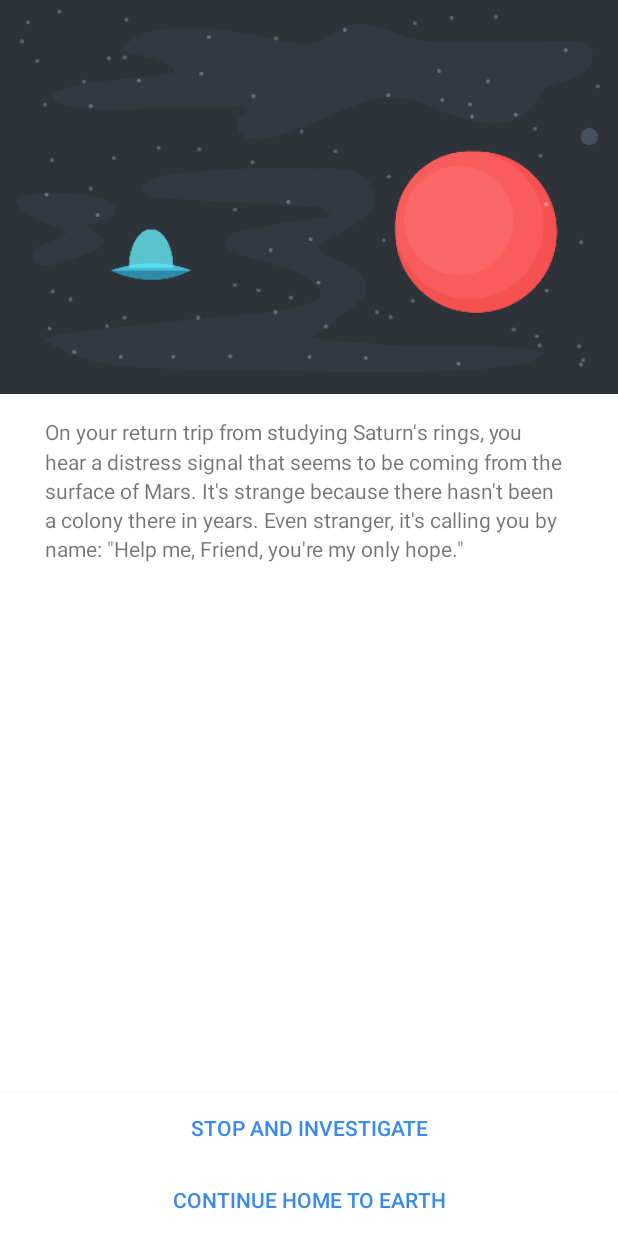
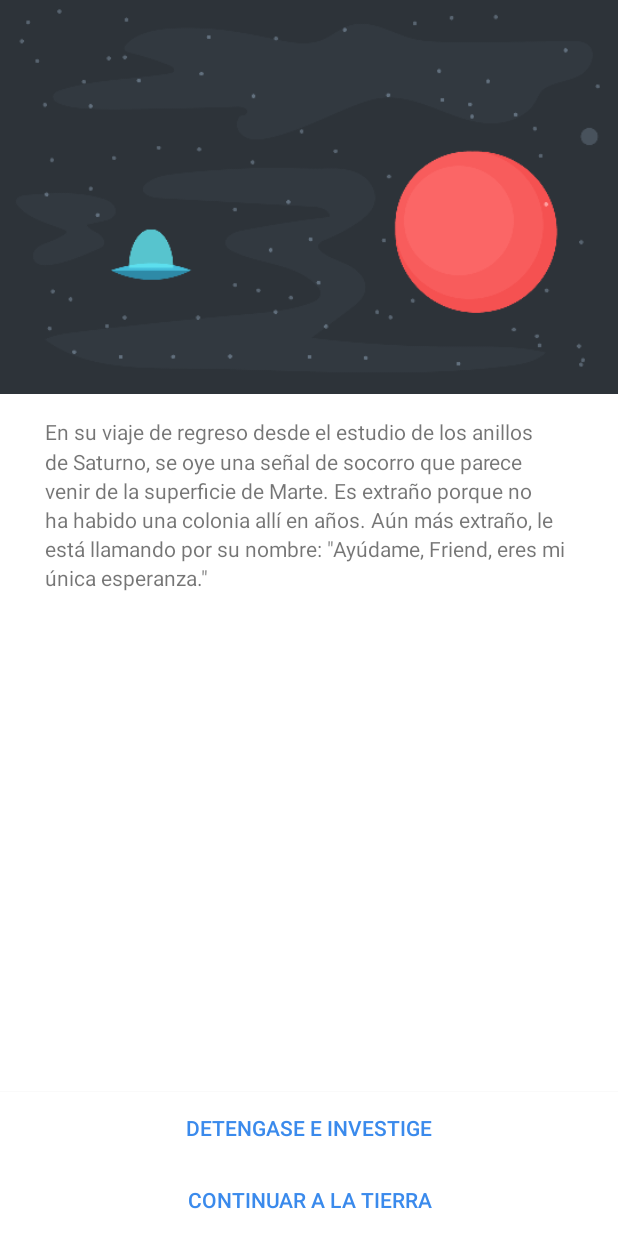
Before and after one commit to jesusalc/righttrack, an Android app: the StoryActivity screen opened directly, with no data from a screen before it, on a phone screen of 412 x 824 dp. Run offline under Robolectric (Android 15) with nearby library versions, the phone set to English and light mode, and no system bars.

Commit message:
Spanish Translation

```diff
--- a/app/src/main/java/teamtreehouse/com/interactivestory/model/Story.java
+++ b/app/src/main/java/teamtreehouse/com/interactivestory/model/Story.java
@@ -13,41 +13,41 @@ public class Story {
 
         mPages[0] = new Page(
                 R.drawable.page0,
-                "On your return trip from studying Saturn's rings, you hear a distress signal that seems to be coming from the surface of Mars. It's strange because there hasn't been a colony there in years. Even stranger, it's calling you by name: \"Help me, %1$s, you're my only hope.\"",
-                new Choice("Stop and investigate", 1),
-                new Choice("Continue home to Earth", 2));
+                "En su viaje de regreso desde el estudio de los anillos de Saturno, se oye una señal de socorro que parece venir de la superficie de Marte. Es extraño porque no ha habido una colonia allí en años. Aún más extraño, le está llamando por su nombre: \"Ayúdame, %1$s, eres mi única esperanza.\"",
+                new Choice("Detengase e investige", 1),
+                new Choice("Continuar a la Tierra", 2));
 
         mPages[1] = new Page(
                 R.drawable.page1,
-                "You deftly land your ship near where the distress signal originated. You didn't notice anything strange on your fly-by, but there is a cave in front of you. Behind you is an abandoned rover from the early 21st century.",
-                new Choice("Explore the cave", 3),
-                new Choice("Explore the rover", 4));
+                "Usted hábilmente aterrizar su nave cerca de donde se originó la señal de socorro. Usted no nota algo extraño en su acercamiento, pero no hay una cueva en frente de usted. Detrás de ti es una Nave abandonada de principios del siglo 21.",
+                new Choice("Explore la cueva", 3),
+                new Choice("Explorar la Nave", 4));
 
         mPages[2] = new Page(
                 R.drawable.page2,
-                "You continue your course to Earth. Two days later, you receive a transmission from HQ saying that they have detected some sort of anomaly on the surface of Mars near an abandoned rover. They ask you to investigate, but ultimately the decision is yours because your mission has already run much longer than planned and supplies are low.",
-                new Choice("Head back to Mars to investigate", 4),
-                new Choice("Continue home to Earth", 6));
+                "Usted sigue su curso a la Tierra. Dos días más tarde, recibe una transmisión de la Tierra diciendo que han detectado algún tipo de anomalía en la superficie de Marte, cerca de una estación móvil abandonado. Te piden que investigue, pero en última instancia la decisión es suya porque su misión ya se ha ejecutado mucho más tiempo de lo previsto y los suministros están bajos.",
+                new Choice("Devolverse de vuelta a Marte para investigar", 4),
+                new Choice("Continuar a la Tierra", 6));
 
         mPages[3] = new Page(
                 R.drawable.page3,
-                "Your EVA suit is equipped with a headlamp, which you use to navigate the cave. After searching for a while your oxygen levels are starting to get pretty low. You know you should go refill your tank, but there's a very faint light up ahead.",
-                new Choice("Refill at ship and explore the rover", 4),
-                new Choice("Continue towards the faint light", 5));
+                "Su traje astronauta está equipado con un luces, que se utiliza para navegar por la cueva. Después de buscar durante un tiempo sus niveles de oxígeno están empezando a bajar. Usted sabe que debe ir rellenar su tanque, pero hay una luz muy tenue adelante.",
+                new Choice("Vuelva a llenarse en su Nave y explorar la Nave abandonada", 4),
+                new Choice("Continuar hacia la luz tenue", 5));
 
         mPages[4] = new Page(
                 R.drawable.page4,
-                "The rover is covered in dust and most of the solar panels are broken. But you are quite surprised to see the on-board system booted up and running. In fact, there is a message on the screen: \"%1$s, come to 28.543436, -81.369031.\" Those coordinates aren't far, but you don't know if your oxygen will last there and back.",
-                new Choice("Explore the coordinates", 5),
-                new Choice("Return to Earth", 6));
+                "La Nave abandonada está cubierta de polvo y la mayoría de los paneles solares están rotos. Pero usted es bastante sorprendido de ver el sistema de a bordo prendido y funcionando. De hecho, hay un mensaje en la pantalla: \"%1$s, vienen a 28.543436, -81.369031.\" Esas coordenadas no están muy lejos, pero usted no sabe si su oxígeno durará ida y vuelta.",
+                new Choice("Explore hacia coordenadas", 5),
+                new Choice("Regresar a la Tierra", 6));
 
         mPages[5] = new Page(
                 R.drawable.page5,
-                "After a long walk slightly uphill, you end up at the top of a small crater. You look around, and are overjoyed to see your favorite android, %1$s-S1124. It had been lost on a previous mission to Mars! You take it back to your ship and fly back to Earth.");
+                "Después de un largo paseo un poco cuesta arriba, llegas a la parte superior de un pequeño cráter. Miras a tu alrededor, y está encantado de ver a tu Android favorito,%1$s-S1124. Se había perdido en una misión anterior a Marte! Se toma de nuevo a su nave y volar de vuelta a la Tierra.");
 
         mPages[6] = new Page(
                 R.drawable.page6,
-                "You arrive home on Earth. While your mission was a success, you forever wonder what was sending that signal. Perhaps a future mission will be able to investigate...");
+                "Llega a su casa en la Tierra. Mientras que su misión fue un éxito, que siempre se pregunta lo enviaba esa señal. Quizás una futura misión será capaz de investigar ...");
     }
 
     public Page getPage(int pageNumber) {
--- a/app/src/main/java/teamtreehouse/com/interactivestory/ui/StoryActivity.java
+++ b/app/src/main/java/teamtreehouse/com/interactivestory/ui/StoryActivity.java
@@ -61,7 +61,7 @@ public class StoryActivity extends Activity {
 
         if (mCurrentPage.isFinal()) {
             mChoice1.setVisibility(View.INVISIBLE);
-            mChoice2.setText("PLAY AGAIN");
+            mChoice2.setText("JUGAR DE NUEVO");
             mChoice2.setOnClickListener(new View.OnClickListener() {
                 @Override
                 public void onClick(View v) {
--- a/app/src/main/res/layout/activity_main.xml
+++ b/app/src/main/res/layout/activity_main.xml
@@ -15,12 +15,12 @@
         android:src="@drawable/main_title"
         android:scaleType="fitXY"
         android:adjustViewBounds="true"
-        android:contentDescription="Signals from Mars"/>
+        android:contentDescription="Las señales de Marte"/>
 
     <Button
         android:layout_width="match_parent"
         android:layout_height="wrap_content"
-        android:text="START YOUR ADVENTURE"
+        android:text="Comience su aventura"
         android:id="@+id/startButton"
         android:layout_alignParentBottom="true"
         android:layout_alignParentLeft="true"
@@ -37,6 +37,6 @@
         android:layout_above="@+id/startButton"
         android:layout_alignParentLeft="true"
         android:layout_alignParentStart="true"
-        android:hint="Enter your name to begin"
+        android:hint="Escriba su nombre para comenzar"
         android:maxLength="30"/>
 </RelativeLayout>
--- a/app/src/main/res/layout/activity_story.xml
+++ b/app/src/main/res/layout/activity_story.xml
@@ -19,7 +19,7 @@
     <TextView
         android:layout_width="match_parent"
         android:layout_height="wrap_content"
-        android:text="You continue your course to Earth. Two days later, you receive a transmission from HQ saying that they have detected some sort of anomaly on the surface of Mars near an abandoned rover. They ask you to investigate, but ultimately the decision is yours because your mission has already run much longer than planned and supplies are low."
+        android:text="Usted sigue su curso a la Tierra. Dos días más tarde, recibe una transmisión de la Tierra diciendo que han detectado algún tipo de anomalía en la superficie de Marte, cerca de una estación móvil abandonada. Te piden que investigues, pero a última hora la decisión es suta porque su misión ya se ha ejecutado mucho más tiempo de lo previsto y los suministros están bajos."
         android:id="@+id/storyTextView"
         android:layout_below="@+id/storyImageView"
         android:layout_alignLeft="@+id/storyImageView"
@@ -33,7 +33,7 @@
     <Button
         android:layout_width="match_parent"
         android:layout_height="wrap_content"
-        android:text="Stop and investigate"
+        android:text="Detengase e investige"
         android:id="@+id/choiceButton2"
         android:layout_alignParentBottom="true"
         android:layout_alignParentLeft="true"
@@ -44,7 +44,7 @@
     <Button
         android:layout_width="match_parent"
         android:layout_height="wrap_content"
-        android:text="Continue home to Earth"
+        android:text="Continuar hacia la Tierra"
         android:id="@+id/choiceButton1"
         android:layout_above="@+id/choiceButton2"
         android:layout_alignLeft="@+id/choiceButton2"
```
Also changed, not shown: app/src/main/res/values/strings.xml (+5 -5 lines).
